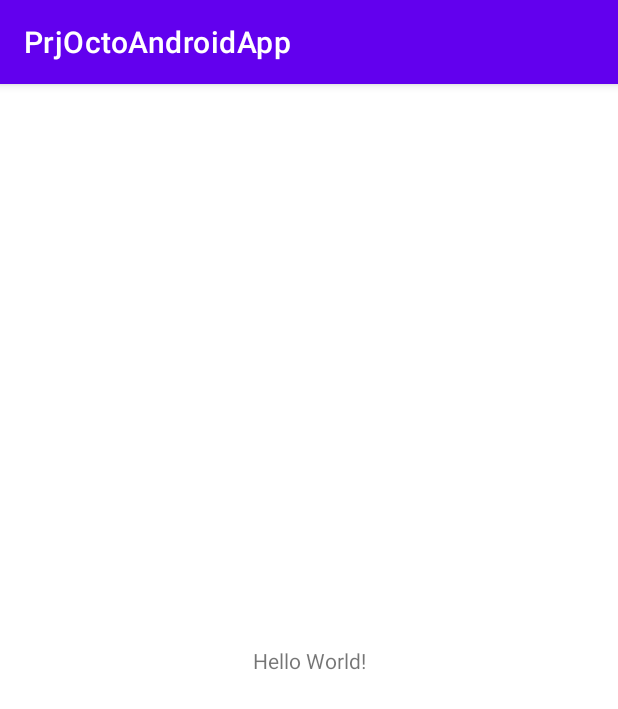
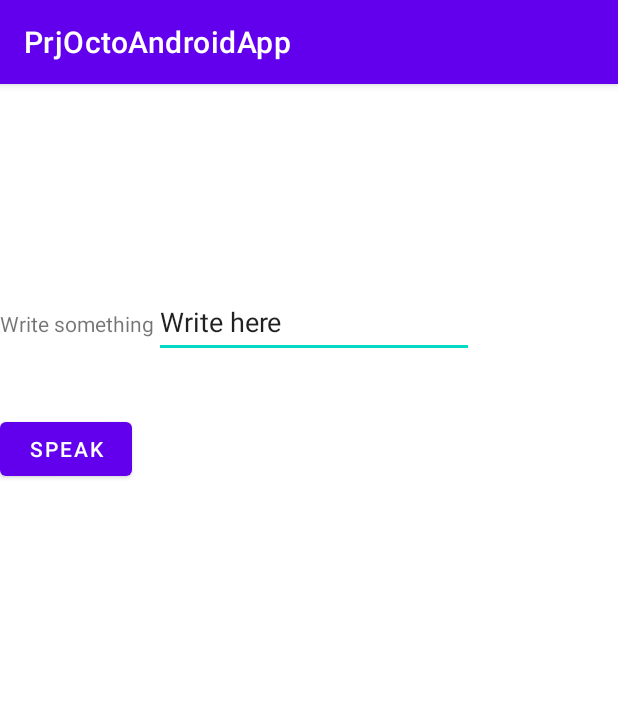
Before and after one commit to gabripaz/OctoAndroidApp, an Android app: the screen it shows after launch (MainActivity), on a phone screen of 412 x 824 dp. Shown: the top 709 px of the screen. Run offline under Robolectric (Android 15) with nearby library versions, the phone set to English and light mode, and no system bars.

Commit message:
Speaking a text

```diff
--- a/PrjOctoAndroidApp/app/src/main/res/layout/activity_main.xml
+++ b/PrjOctoAndroidApp/app/src/main/res/layout/activity_main.xml
@@ -7,12 +7,33 @@
     tools:context=".MainActivity">
 
     <TextView
+        android:id="@+id/tvWriteSomething"
         android:layout_width="wrap_content"
         android:layout_height="wrap_content"
-        android:text="Hello World!"
-        app:layout_constraintBottom_toBottomOf="parent"
+        android:text="Write something"
         app:layout_constraintLeft_toLeftOf="parent"
-        app:layout_constraintRight_toRightOf="parent"
-        app:layout_constraintTop_toTopOf="parent" />
+        app:layout_constraintTop_toTopOf="parent"
+        android:layout_marginTop="150dp"/>
+
+    <EditText
+        android:id="@+id/edTextToSay"
+        android:layout_width="wrap_content"
+        android:layout_height="wrap_content"
+        android:ems="10"
+        android:inputType="textPersonName"
+        android:minHeight="48dp"
+        android:text="Write here"
+        app:layout_constraintBaseline_toBaselineOf="@id/tvWriteSomething"
+        app:layout_constraintLeft_toRightOf="@id/tvWriteSomething" />
+
+    <Button
+        android:id="@+id/btnSpeak"
+        android:layout_width="wrap_content"
+        android:layout_height="wrap_content"
+        android:text="Speak"
+        app:layout_constraintLeft_toLeftOf="parent"
+        app:layout_constraintTop_toBottomOf="@id/tvWriteSomething"
+        android:layout_marginTop="50dp"
+        />
 
 </androidx.constraintlayout.widget.ConstraintLayout>
```
